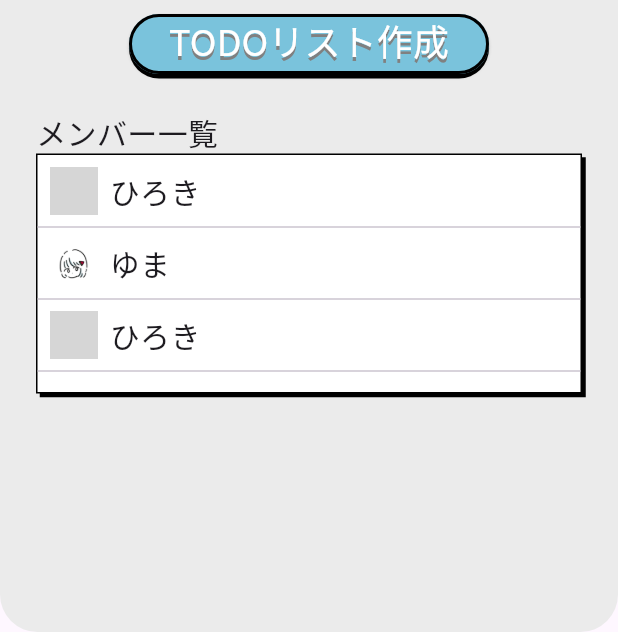
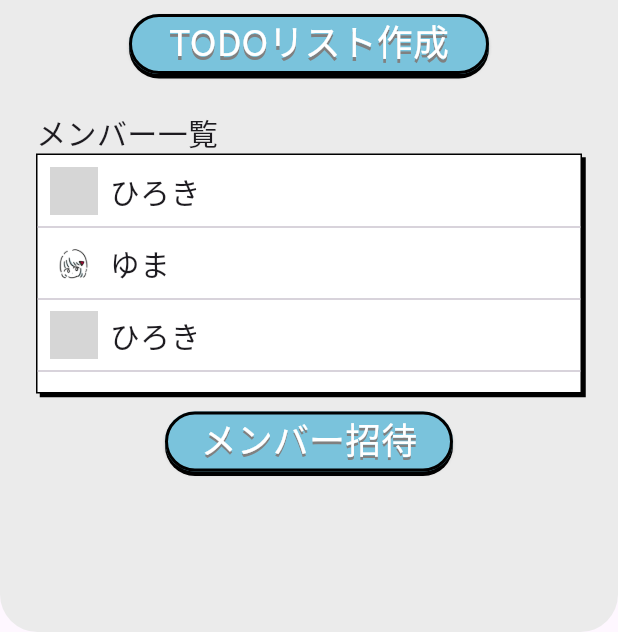
Before and after one commit to hryoshihara0692/todo_share, a Flutter app: the GroupSettingModal widget shown alone on an empty page, opened directly, on a phone screen of 412 x 824 dp, the part 604-1236 px from its top. Run offline on Flutter 3.47's test engine with Material 3 defaults, Android fonts, the phone set to English and light mode, and no system bars; our stand-ins replace flutter_riverpod, google_fonts, google_mobile_ads, riverpod_annotation; generated files the repository leaves out were written again; network calls fail; grey boxes are pictures that could not be loaded.

Commit message:
2024/05/30 グループ設定モーダルに,メンバー招待ボタンを追加

```diff
--- a/lib/widgets/group_setting_modal.dart
+++ b/lib/widgets/group_setting_modal.dart
@@ -442,7 +442,9 @@ class GroupSettingModal extends ConsumerWidget {
                 ),
               ],
             ),
-
+            ///
+            /// メンバー一覧
+            ///
             Container(
               width: double.infinity,
               height: 160,
@@ -546,6 +548,65 @@ class GroupSettingModal extends ConsumerWidget {
                 ],
               ),
             ),
+
+            SizedBox(
+              height: 12.0,
+            ),
+            ///
+            /// メンバー招待ボタン
+            ///
+            Container(
+              width: 192,
+              height: 40,
+              // ボタンの形と影を設定する
+              decoration: BoxDecoration(
+                borderRadius: const BorderRadius.all(
+                  Radius.circular(25.0),
+                ),
+                boxShadow: [
+                  BoxShadow(
+                    color: Colors.black,
+                    blurRadius: 0,
+                    offset: Offset(0, 3),
+                  )
+                ],
+              ),
+              child: ElevatedButton(
+                onPressed: () {
+                  // print('Tapおっけー');
+                  // _showModal(context);
+                },
+                // ボタンの色と枠線を設定する
+                style: ElevatedButton.styleFrom(
+                  padding: EdgeInsets.symmetric(horizontal: 12),
+                  foregroundColor: Colors.white,
+                  backgroundColor: Color.fromARGB(255, 122, 195, 220),
+                  side: BorderSide(color: Colors.black, width: 2),
+                ),
+                child: Padding(
+                  // 指マーク用として右にスペースを開ける＋テキスト下がるので4上げる
+                  padding: EdgeInsets.fromLTRB(0, 0, 0, 4),
+                  child: Text(
+                    'メンバー招待',
+                    style: TextStyle(
+                      fontSize: 24,
+                      fontFamily: GoogleFonts.notoSansJp(
+                        textStyle: TextStyle(
+                          fontWeight: FontWeight.w700,
+                        ),
+                      ).fontFamily,
+                      shadows: [
+                        Shadow(
+                          color: Color.fromARGB(255, 128, 128, 128),
+                          blurRadius: 0,
+                          offset: Offset(0, 2.5),
+                        ),
+                      ],
+                    ),
+                  ),
+                ),
+              ),
+            ),
           ],
         ),
       ),
```
